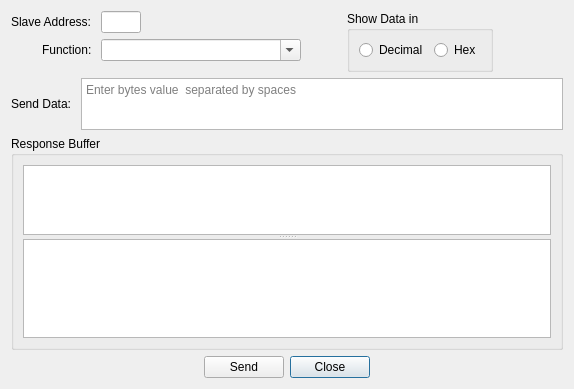
Before: the Qt Designer form omodscan/dialogs/dialogusermsg.ui in sanny32/OpenModScan, drawn with Qt 5.
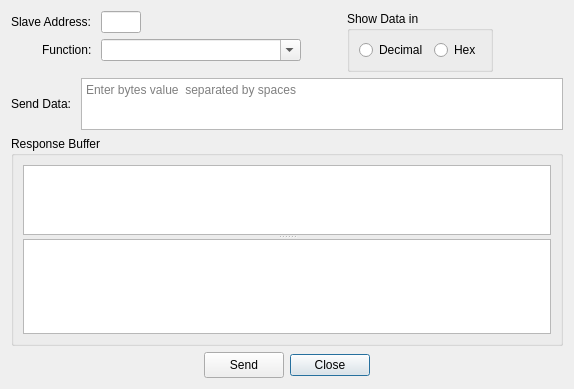
After: the same form once the commit is applied. Custom widgets are drawn as their Qt base class.

What changed in the file:
```diff
--- a/omodscan/dialogs/dialogusermsg.ui
+++ b/omodscan/dialogs/dialogusermsg.ui
@@ -238,6 +238,12 @@
      </item>
      <item>
       <widget class="QPushButton" name="pushButtonSend">
+       <property name="minimumSize">
+        <size>
+         <width>0</width>
+         <height>26</height>
+        </size>
+       </property>
        <property name="text">
         <string>Send</string>
        </property>
@@ -254,6 +260,12 @@
          <verstretch>0</verstretch>
         </sizepolicy>
        </property>
+       <property name="minimumSize">
+        <size>
+         <width>0</width>
+         <height>26</height>
+        </size>
+       </property>
        <property name="orientation">
         <enum>Qt::Horizontal</enum>
        </property>
@@ -285,6 +297,11 @@
    <extends>QListWidget</extends>
    <header>modbusmessagewidget.h</header>
   </customwidget>
+  <customwidget>
+   <class>NumericLineEdit</class>
+   <extends>QLineEdit</extends>
+   <header>numericlineedit.h</header>
+  </customwidget>
   <customwidget>
    <class>ByteListTextEdit</class>
    <extends>QPlainTextEdit</extends>
@@ -295,11 +312,6 @@
    <extends>QComboBox</extends>
    <header>functioncodecombobox.h</header>
   </customwidget>
-  <customwidget>
-   <class>NumericLineEdit</class>
-   <extends>QLineEdit</extends>
-   <header>numericlineedit.h</header>
-  </customwidget>
  </customwidgets>
  <tabstops>
   <tabstop>radioButtonDecimal</tabstop>
```
Left out of the diff: 32 changed lines with no effect on the pictures.
